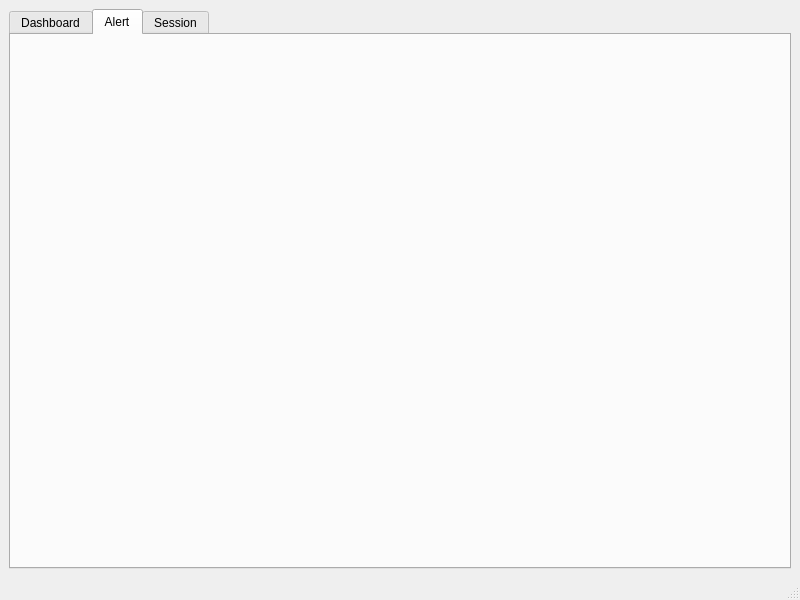
Above: forms/mainwindow.ui from Henry93s/Argus_IPS_Client before the change. Below: the same form after it.
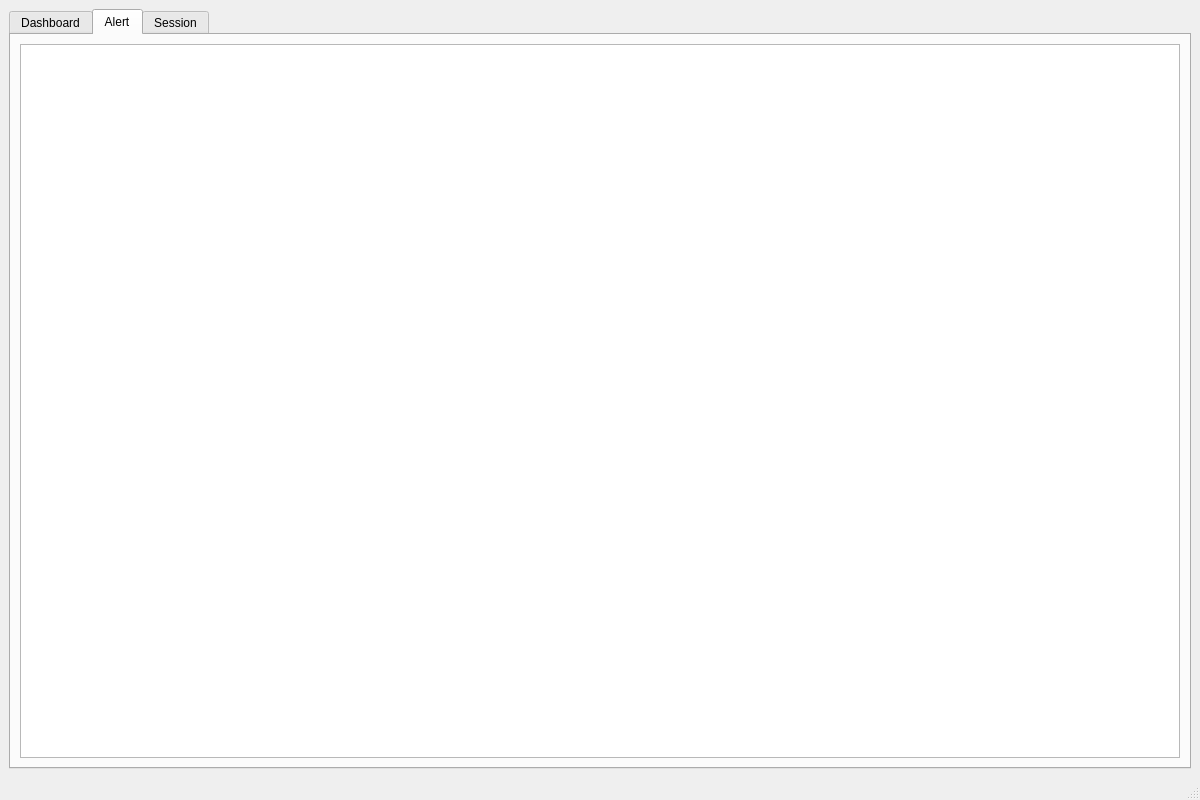
That is the form after the change.

What changed in the file:
```diff
--- a/forms/mainwindow.ui
+++ b/forms/mainwindow.ui
@@ -6,10 +6,28 @@
    <rect>
     <x>0</x>
     <y>0</y>
-    <width>800</width>
-    <height>600</height>
+    <width>1200</width>
+    <height>800</height>
    </rect>
   </property>
+  <property name="sizePolicy">
+   <sizepolicy hsizetype="Fixed" vsizetype="Fixed">
+    <horstretch>0</horstretch>
+    <verstretch>0</verstretch>
+   </sizepolicy>
+  </property>
+  <property name="minimumSize">
+   <size>
+    <width>1200</width>
+    <height>800</height>
+   </size>
+  </property>
+  <property name="maximumSize">
+   <size>
+    <width>1200</width>
+    <height>800</height>
+   </size>
+  </property>
   <property name="windowTitle">
    <string>MainWindow</string>
   </property>
@@ -29,6 +47,11 @@
        <attribute name="title">
         <string>Alert</string>
        </attribute>
+       <layout class="QVBoxLayout" name="verticalLayout_2">
+        <item>
+         <widget class="QListWidget" name="alertList"/>
+        </item>
+       </layout>
       </widget>
       <widget class="QWidget" name="Session">
        <attribute name="title">
```
Left out of the diff: 8 changed lines with no effect on the pictures.
